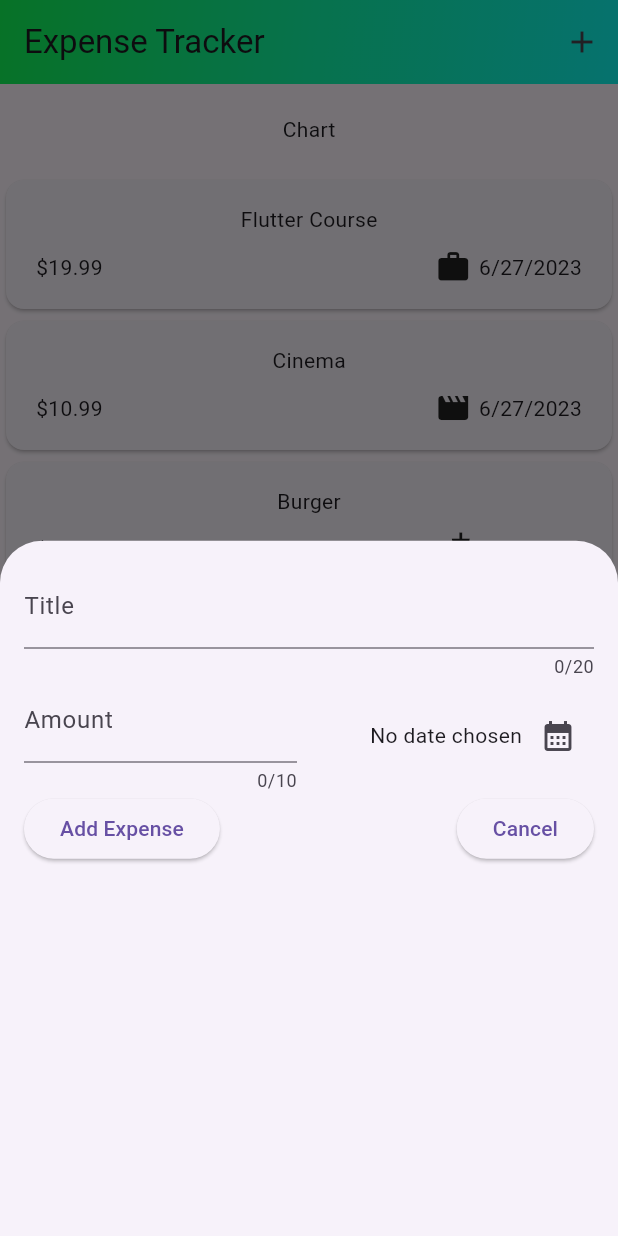
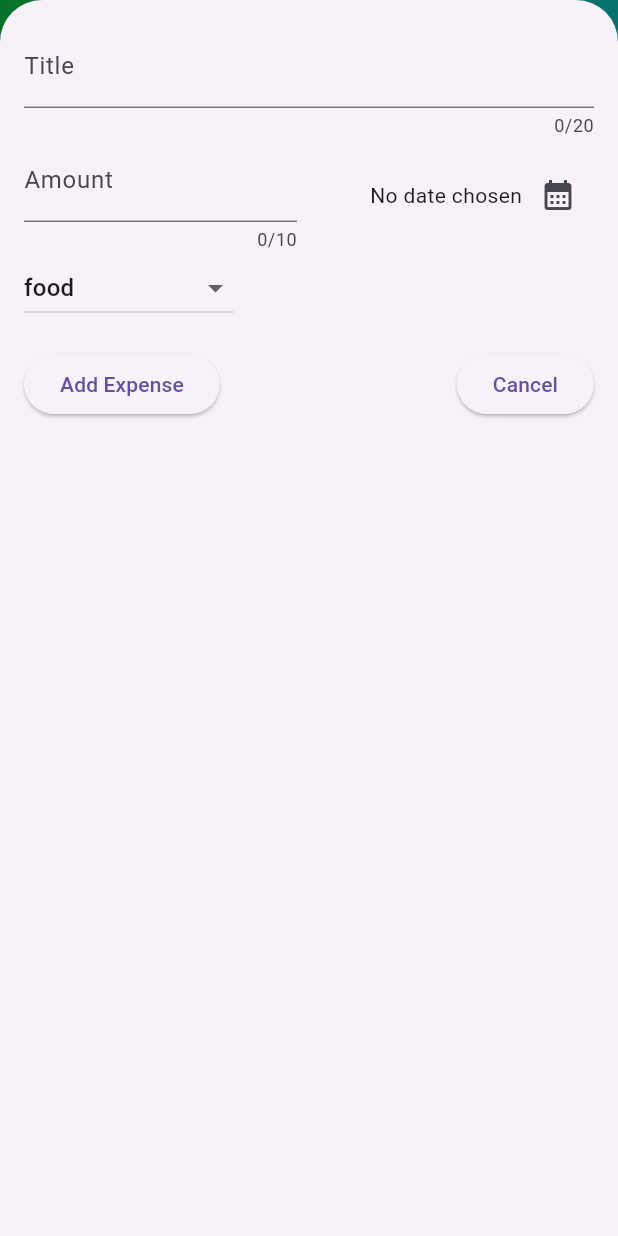
Before and after one commit to AlexTritecky/expense-tracker-app, a Flutter app: the screen it shows after launch, after a tap on the "add" icon, on a phone screen of 412 x 824 dp. Run offline on Flutter 3.47's test engine with Material 2 defaults, Android fonts, the phone set to English and light mode, and no system bars.

Commit message:
add add and remove expenses

```diff
--- a/client/lib/expenses.dart
+++ b/client/lib/expenses.dart
@@ -36,14 +36,51 @@ class _ExpensesState extends State<Expenses> {
 
   void _openAddExpenseModal() {
     showModalBottomSheet(
+        isScrollControlled: true,
         context: context,
         builder: (ctx) {
-          return const NewExpense();
+          return NewExpense(onAddExpense: _addExpense);
         });
+  }
+
+  void _addExpense(Expense expense) {
+    setState(() {
+      _registerExpenses.add(expense);
+    });
+  }
+
+  void _removeExpense(Expense expense) {
+    final index = _registerExpenses.indexOf(expense);
+    setState(() {
+      _registerExpenses.remove(expense);
+    });
+    ScaffoldMessenger.of(context).clearSnackBars();
+    ScaffoldMessenger.of(context).showSnackBar(
+      SnackBar(
+        duration: const Duration(seconds: 2),
+        content: const Text('Expense removed'),
+        action: SnackBarAction(
+            label: 'Undo',
+            onPressed: () {
+              setState(() {
+                _registerExpenses.insert(index, expense);
+              });
+            }),
+      ),
+    );
   }
 
   @override
   Widget build(BuildContext context) {
+    Widget mainContent = const Center(
+      child: Text('No expenses added yet! Start adding some!'),
+    );
+
+    if (_registerExpenses.isNotEmpty) {
+      mainContent = ExpensesList(
+          expenses: _registerExpenses, onRemoveExpense: _removeExpense);
+    }
+
     return Scaffold(
       appBar: AppBar(
         title: const Text('Expense Tracker'),
@@ -76,9 +113,7 @@ class _ExpensesState extends State<Expenses> {
           const SizedBox(
             height: 20,
           ),
-          Expanded(
-            child: ExpensesList(expenses: _registerExpenses),
-          )
+          Expanded(child: mainContent)
         ],
       ),
     );
--- a/client/lib/widgets/expenses_list.dart
+++ b/client/lib/widgets/expenses_list.dart
@@ -3,16 +3,22 @@ import 'package:client/widgets/expenses_item.dart';
 import 'package:flutter/material.dart';
 
 class ExpensesList extends StatelessWidget {
-  const ExpensesList({Key? key, required this.expenses}) : super(key: key);
+  const ExpensesList({Key? key, required this.expenses, required this.onRemoveExpense}) : super(key: key);
 
   final List<Expense> expenses;
+  final void Function(Expense expense) onRemoveExpense;
 
   @override
   Widget build(BuildContext context) {
     return ListView.builder(
         itemCount: expenses.length,
-        itemBuilder: (ctx, index) => ExpenseItem(
+        itemBuilder: (ctx, index) => Dismissible(
+            key: ValueKey(expenses[index].id),
+            onDismissed: (direction) {
+              onRemoveExpense(expenses[index]);
+            },
+            child: ExpenseItem(
               expense: expenses[index],
-            ));
+            )));
   }
 }
--- a/client/lib/widgets/new_expense.dart
+++ b/client/lib/widgets/new_expense.dart
@@ -2,7 +2,9 @@ import 'package:client/models/expense_model.dart';
 import 'package:flutter/material.dart';
 
 class NewExpense extends StatefulWidget {
-  const NewExpense({super.key});
+  const NewExpense({super.key, required this.onAddExpense});
+
+  final void Function(Expense expense) onAddExpense;
 
   @override
   State<NewExpense> createState() => _NewExpenseState();
@@ -12,6 +14,7 @@ class _NewExpenseState extends State<NewExpense> {
   final _titleController = TextEditingController();
   final _amountController = TextEditingController();
   DateTime? _selectedDate;
+  Category _selectedCategory = Category.food;
 
   void _presentDatePicker() async {
     final now = DateTime.now();
@@ -28,6 +31,39 @@ class _NewExpenseState extends State<NewExpense> {
     });
   }
 
+  void _submitExpenseData() {
+    final enteredAmount = double.tryParse(_amountController.text);
+    final amountIsInvalid = enteredAmount == null || enteredAmount <= 0;
+
+    if (_titleController.text.trim().isEmpty ||
+        amountIsInvalid ||
+        _selectedDate == null) {
+      showDialog(
+          context: context,
+          builder: (ctx) => AlertDialog(
+                title: const Text('Invalid Input'),
+                content:
+                    const Text('Please enter valid title, amount and date'),
+                actions: [
+                  TextButton(
+                      onPressed: () {
+                        Navigator.of(ctx).pop();
+                      },
+                      child: const Text('Okay'))
+                ],
+              ));
+      return;
+    }
+
+    widget.onAddExpense(Expense(
+        title: _titleController.text,
+        amount: enteredAmount,
+        date: _selectedDate!,
+        category: _selectedCategory));
+
+        Navigator.of(context).pop();
+  }
+
   @override
   void dispose() {
     _titleController.dispose();
@@ -38,7 +74,7 @@ class _NewExpenseState extends State<NewExpense> {
   @override
   Widget build(BuildContext context) {
     return Padding(
-      padding: const EdgeInsets.all(16),
+      padding: const EdgeInsets.fromLTRB(16,16,16,16),
       child: Column(children: [
         TextField(
           controller: _titleController,
@@ -74,11 +110,31 @@ class _NewExpenseState extends State<NewExpense> {
         ]),
         Row(
           children: [
+            DropdownButton(
+                value: _selectedCategory,
+                hint: const Text('Select Category'),
+                items: Category.values
+                    .map((category) => DropdownMenuItem(
+                        value: category, child: Text(category.name.toString())))
+                    .toList(),
+                onChanged: (value) {
+                  if (value == null) {
+                    return;
+                  }
+                  setState(() {
+                    _selectedCategory = value;
+                  });
+                }),
+            const Spacer()
+          ],
+        ),
+        const SizedBox(
+          height: 16,
+        ),
+        Row(
+          children: [
             ElevatedButton(
-              onPressed: () {
-                print(_titleController.text);
-                print(_amountController.text);
-              },
+              onPressed: _submitExpenseData,
               child: const Text('Add Expense'),
             ),
             const Spacer(),
```
